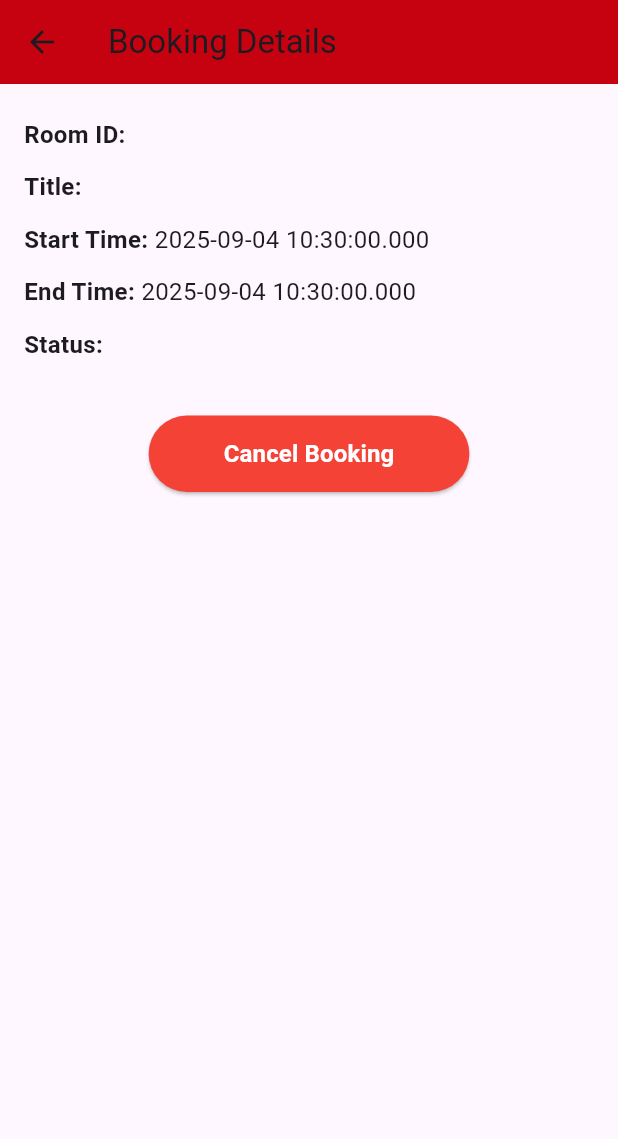
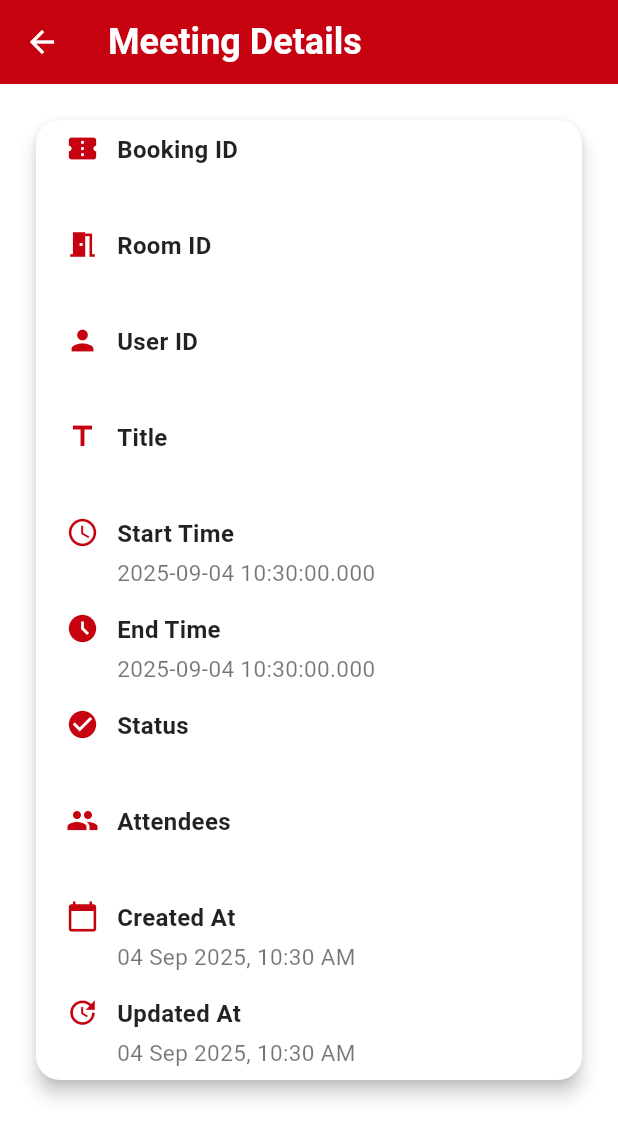
Before and after one commit to Ghamani121/Room_Management_System, a Flutter app: the BookingDetailsView screen opened directly with empty values, on a phone screen of 412 x 824 dp. Shown: the top 1139 px of the screen. Run offline on Flutter 3.47's test engine with Material 3 defaults, Android fonts, the phone set to English and light mode, and no system bars; network calls fail.

Commit message:
have changed the ui to make it look better

```diff
--- a/frontend/lib/features/bookings/services/book_room.service.dart
+++ b/frontend/lib/features/bookings/services/book_room.service.dart
@@ -3,7 +3,7 @@ import 'package:http/http.dart' as http;
 import 'package:rms/features/bookings/bookings.model.dart';
 
 class BookingService {
-  static const String baseUrl = "http://192.168.1.108:5000/api";
+  static const String baseUrl = "http://192.168.0.137:5000/api";
     final String token =
       "eyJhbGciOiJIUzI1NiIsInR5cCI6IkpXVCJ9.eyJpZCI6IjY4YTY5OTBlZmIwYmEwMzgxNzQ1MmUwYiIsIm5hbWUiOiJOaXJtYWxhIiwicm9sZSI6ImFkbWluIiwiZW1haWwiOiJjaGVycnltZXJyeTEyMUBnbWFpbC5jb20iLCJpYXQiOjE3NTU3NjUxOTEsImV4cCI6MTc1ODM1NzE5MX0.oS-1652Ug_zrNjAbx-h2nmHUMEDHAR_eOjViBNQX7cA";
 
--- a/frontend/lib/features/bookings/services/display_bookings.service.dart
+++ b/frontend/lib/features/bookings/services/display_bookings.service.dart
@@ -2,7 +2,7 @@ import 'dart:convert';
 import 'package:http/http.dart' as http;
 
 class DisplayBookingsService {
-  final String baseUrl = "http://192.168.1.108:5000/api/bookings/v1/bookings";//changed from locat host so it can print on pc using 10.0.2.2
+  final String baseUrl = "http://192.168.0.137:5000/api/bookings/v1/bookings";//changed from locat host so it can print on pc using 10.0.2.2
   final String token =
       "eyJhbGciOiJIUzI1NiIsInR5cCI6IkpXVCJ9.eyJpZCI6IjY4YTY5OTBlZmIwYmEwMzgxNzQ1MmUwYiIsIm5hbWUiOiJOaXJtYWxhIiwicm9sZSI6ImFkbWluIiwiZW1haWwiOiJjaGVycnltZXJyeTEyMUBnbWFpbC5jb20iLCJpYXQiOjE3NTU3NjUxOTEsImV4cCI6MTc1ODM1NzE5MX0.oS-1652Ug_zrNjAbx-h2nmHUMEDHAR_eOjViBNQX7cA";
 
--- a/frontend/lib/features/bookings/viewmodels/booking_details.viewmodel.dart
+++ /dev/null
@@ -1,35 +0,0 @@
-import 'package:flutter/material.dart';
-import 'package:rms/features/bookings/bookings.model.dart';
-
-class BookingDetailsViewModel {
-  late String roomId;
-  String? title;
-  DateTime? startTime;
-  DateTime? endTime;
-  String? status;
-  List<String> attendeesList = [];
-
-  BookingDetailsViewModel([Booking? booking]) {
-    if (booking != null) {
-      roomId = booking.roomId;
-      title = booking.title;
-      startTime = booking.startTime;
-      endTime = booking.endTime;
-      status = booking.status ?? "Confirmed";
-      attendeesList =
-          booking.attendees?.map((a) => "${a.name} (${a.email})").toList() ?? [];
-    } else {
-      roomId = "";
-      status = "Pending";
-    }
-  }
-
-  void cancelBooking() {
-    status = "Cancelled";
-  }
-
-  String get formattedStartTime =>
-      startTime != null ? startTime.toString() : "-";
-
-  String get formattedEndTime => endTime != null ? endTime.toString() : "-";
-}
--- a/frontend/lib/features/bookings/views/booking_details.view.dart
+++ /dev/null
@@ -1,106 +0,0 @@
-import 'package:flutter/material.dart';
-import 'package:rms/features/bookings/bookings.model.dart';
-import 'package:rms/features/bookings/viewmodels/booking_details.viewmodel.dart';
-
-class BookingDetailsView extends StatefulWidget {
-  final Booking booking;
-
-  const BookingDetailsView({super.key, required this.booking});
-
-  @override
-  State<BookingDetailsView> createState() => _BookingDetailsViewState();
-}
-
-class _BookingDetailsViewState extends State<BookingDetailsView> {
-  BookingDetailsViewModel viewModel = BookingDetailsViewModel();
-
-  @override
-  void initState() {
-    super.initState();
-    viewModel = BookingDetailsViewModel(widget.booking);
-  }
-
-  @override
-  Widget build(BuildContext context) {
-    return Scaffold(
-      appBar: AppBar(
-        title: const Text("Booking Details"),
-        backgroundColor: const Color(0xFFC60210),
-      ),
-      body: Padding(
-        padding: const EdgeInsets.all(16.0),
-        child: ListView(
-          children: [
-            _buildDetailRow("Room ID", viewModel.roomId),
-            _buildDetailRow("Title", viewModel.title ?? "No title"),
-            _buildDetailRow("Start Time", viewModel.formattedStartTime),
-            _buildDetailRow("End Time", viewModel.formattedEndTime),
-            _buildDetailRow("Status", viewModel.status ?? "-"),
-            if (viewModel.attendeesList.isNotEmpty) ...[
-              const SizedBox(height: 16),
-              const Text(
-                "Attendees:",
-                style: TextStyle(fontWeight: FontWeight.bold, fontSize: 16),
-              ),
-              const SizedBox(height: 8),
-              ...viewModel.attendeesList.map((a) => Text("- $a")),
-            ],
-            const SizedBox(height: 30),
-            _buildCancelButton(),
-          ],
-        ),
-      ),
-    );
-  }
-
-  Widget _buildDetailRow(String label, String value) {
-    return Padding(
-      padding: const EdgeInsets.symmetric(vertical: 6.0),
-      child: Row(
-        crossAxisAlignment: CrossAxisAlignment.start,
-        children: [
-          Text(
-            "$label: ",
-            style: const TextStyle(fontWeight: FontWeight.bold, fontSize: 16),
-          ),
-          Expanded(
-            child: Text(
-              value,
-              style: const TextStyle(fontSize: 16),
-            ),
-          ),
-        ],
-      ),
-    );
-  }
-
-  Widget _buildCancelButton() {
-    return Center(
-      child: ElevatedButton(
-        style: ElevatedButton.styleFrom(
-          backgroundColor: Colors.red,
-          padding: const EdgeInsets.symmetric(horizontal: 50, vertical: 14),
-          shape: RoundedRectangleBorder(
-            borderRadius: BorderRadius.circular(30),
-          ),
-        ),
-        onPressed: () {
-          setState(() {
-            viewModel.cancelBooking();
-          });
-
-          ScaffoldMessenger.of(context).showSnackBar(
-            const SnackBar(content: Text("Booking cancelled")),
-          );
-
-          Navigator.pop(context); // Close details after cancel
-        },
-        child: const Text(
-          "Cancel Booking",
-          style: TextStyle(
-              fontSize: 16, fontWeight: FontWeight.bold, color: Colors.white),
-        ),
-      ),
-    );
-  }
-}
--- a/frontend/lib/features/bookings/views/display_bookings.view.dart
+++ b/frontend/lib/features/bookings/views/display_bookings.view.dart
@@ -2,6 +2,7 @@ import 'package:flutter/material.dart';
 import 'package:rms/features/bookings/viewmodels/display_bookings.viewmodel.dart';
 import 'package:rms/features/bookings/views/book_room.view.dart';
 import 'package:rms/features/bookings/bookings.model.dart';
+import 'package:intl/intl.dart';
 
 class DisplayBookingsView extends StatefulWidget {
   const DisplayBookingsView({super.key});
@@ -40,7 +41,7 @@ class _DisplayBookingsViewState extends State<DisplayBookingsView> {
       backgroundColor: Colors.white,
       appBar: AppBar(
         title: const Text(
-          "Bookings",
+          "Dashboard",
           style: TextStyle(
             fontSize: 30,
             fontWeight: FontWeight.bold,
@@ -104,6 +105,7 @@ class BookingCard extends StatelessWidget {
   @override
   Widget build(BuildContext context) {
     return Card(
+      color: Colors.white,
       margin: const EdgeInsets.symmetric(vertical: 10),
       elevation: 4,
       shape: RoundedRectangleBorder(borderRadius: BorderRadius.circular(12)),
@@ -122,42 +124,84 @@ class BookingDetailsView extends StatelessWidget {
 
   @override
   Widget build(BuildContext context) {
+    final DateFormat formatter = DateFormat('dd MMM yyyy, hh:mm a');
     return Scaffold(
+      backgroundColor: Colors.white, // ✅ match dashboard
       appBar: AppBar(
-        title: const Text("Booking Details"),
+        title: const Text(
+          "Meeting Details",
+          style: TextStyle(
+            fontSize: 24,
+            fontWeight: FontWeight.bold,
+            color: Colors.white,
+          ),
+        ),
         backgroundColor: const Color(0xFFC60210),
+        iconTheme: const IconThemeData(color: Colors.white), // ✅ back button white
       ),
-      body: Padding(
+      body:SafeArea(
+      child:SingleChildScrollView(
         padding: const EdgeInsets.all(20.0),
+        child: Center(
+          child: ConstrainedBox(
+            constraints: const BoxConstraints(maxWidth: 500), // ✅ prevent stretching
             child: Card(
+              color: Colors.white,
               elevation: 5,
-          shape: RoundedRectangleBorder(borderRadius: BorderRadius.circular(12)),
+              shape: RoundedRectangleBorder(
+                borderRadius: BorderRadius.circular(16),
+              ),
               child: Padding(
-            padding: const EdgeInsets.all(16.0),
+                padding: const EdgeInsets.symmetric(horizontal: 20.0),
                 child: Column(
                   crossAxisAlignment: CrossAxisAlignment.start,
                   children: [
-                Text("Booking ID: ${booking.id ?? "-"}",
-                    style: const TextStyle(fontSize: 16, fontWeight: FontWeight.bold)),
-                const SizedBox(height: 10),
-                Text("Room ID: ${booking.roomId}"),
-                Text("User ID: ${booking.userId ?? "-"}"),
-                Text("Title: ${booking.title ?? "-"}"),
-                const SizedBox(height: 10),
-                Text("Start Time: ${booking.startTime}"),
-                Text("End Time: ${booking.endTime}"),
-                const SizedBox(height: 10),
-                Text("Status: ${booking.status ?? "-"}"),
-                const SizedBox(height: 10),
-                Text("Attendees: ${booking.attendees?.map((a) => a.name).join(", ") ?? "None"}"),
-                const SizedBox(height: 10),
-                Text("Created At: ${booking.createdAt ?? "-"}"),
-                Text("Updated At: ${booking.updatedAt ?? "-"}"),
+                    _detailRow(Icons.confirmation_number, "Booking ID", booking.id ?? "-"),
+                    _detailRow(Icons.meeting_room, "Room ID", booking.roomId),
+                    _detailRow(Icons.person, "User ID", booking.userId ?? "-"),
+                    _detailRow(Icons.title, "Title", booking.title ?? "-"),
+                    _detailRow(Icons.access_time, "Start Time", booking.startTime.toString()),
+                    _detailRow(Icons.access_time_filled, "End Time", booking.endTime.toString()),
+                    _detailRow(Icons.check_circle, "Status", booking.status ?? "-"),
+                    _detailRow(Icons.group, "Attendees",
+                        booking.attendees?.map((a) => a.name).join(", ") ?? "None"),
+                    _detailRow(Icons.calendar_today, "Created At",
+                        booking.createdAt != null ? formatter.format(booking.createdAt!) : "-"),
+                    _detailRow(Icons.update, "Updated At",
+                        booking.updatedAt != null ? formatter.format(booking.updatedAt!) : "-"),
                   ],
+                ),
+              ),
+            ),
           ),
         ),
       ),
     ),
     );
   }
+
+  Widget _detailRow(IconData icon, String label, String value) {
+    return Padding(
+      padding: const EdgeInsets.symmetric(vertical: 8.0),
+      child: Row(
+        crossAxisAlignment: CrossAxisAlignment.start,
+        children: [
+          Icon(icon, color: Color(0xFFC60210), size: 22), // ✅ consistent red
+          const SizedBox(width: 12),
+          Expanded(
+            child: Column(
+              crossAxisAlignment: CrossAxisAlignment.start,
+              children: [
+                Text(label,
+                    style: const TextStyle(
+                        fontWeight: FontWeight.bold, fontSize: 16, color: Colors.black87)),
+                const SizedBox(height: 4),
+                Text(value, style: const TextStyle(fontSize: 15, color: Colors.black54)),
+              ],
+            ),
+          ),
+        ],
+      ),
+    );
   }
+}
--- a/frontend/lib/features/rooms/services/display_rooms.service.dart
+++ b/frontend/lib/features/rooms/services/display_rooms.service.dart
@@ -2,7 +2,7 @@ import 'dart:convert';
 import 'package:http/http.dart' as http;
 
 class DisplayRoomsService {
-  final String baseUrl = "http://192.168.1.108:5000/api/rooms/v1/rooms";//changed from locat host so it can print on pc using 10.0.2.2
+  final String baseUrl = "http://192.168.0.137:5000/api/rooms/v1/rooms";//changed from locat host so it can print on pc using 10.0.2.2
   final String token =
       "eyJhbGciOiJIUzI1NiIsInR5cCI6IkpXVCJ9.eyJpZCI6IjY4YTY5OTBlZmIwYmEwMzgxNzQ1MmUwYiIsIm5hbWUiOiJOaXJtYWxhIiwicm9sZSI6ImFkbWluIiwiZW1haWwiOiJjaGVycnltZXJyeTEyMUBnbWFpbC5jb20iLCJpYXQiOjE3NTU3NjUxOTEsImV4cCI6MTc1ODM1NzE5MX0.oS-1652Ug_zrNjAbx-h2nmHUMEDHAR_eOjViBNQX7cA";
 
--- a/frontend/pubspec.yaml
+++ b/frontend/pubspec.yaml
@@ -30,6 +30,7 @@ environment:
 dependencies:
   flutter:
     sdk: flutter
+  intl: ^0.19.0
 
   # The following adds the Cupertino Icons font to your application.
   # Use with the CupertinoIcons class for iOS style icons.
```
Also changed, not shown: frontend/pubspec.lock, 1 other file. Lines whose indentation alone changed are shown as unchanged.
